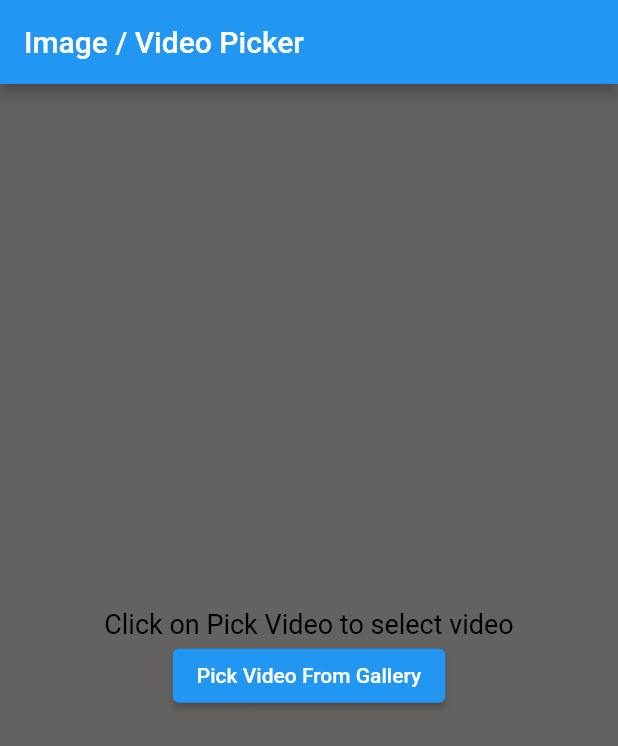
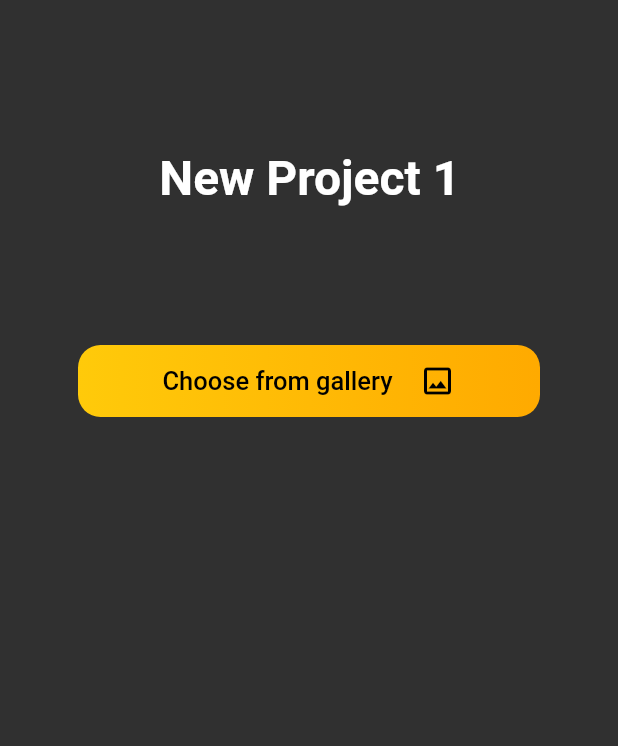
Before and after one commit to d-khomenko/slow_motion, a Flutter app: the screen it shows after launch, on a phone screen of 412 x 824 dp. Shown: the top 746 px of the screen. Run offline on Flutter 3.47's test engine with Material 2 defaults, Android fonts, the light colour scheme and no system bars; our stand-ins replace fl_chart, image_picker, video_player; missing offline and left inert: helpers, video_editor.

Commit message:
refactor, change background

```diff
--- a/lib/main.dart
+++ b/lib/main.dart
@@ -18,7 +18,7 @@ class MyApp extends StatelessWidget {
           bodyText1: TextStyle(),
           bodyText2: TextStyle(),
         ).apply(
-          bodyColor: const Color(0xFF646161),
+          bodyColor: Color.fromARGB(255, 32, 25, 25),
           displayColor: Colors.white,
         ),
       ),
--- a/lib/video_editor/video_picker_page.dart
+++ b/lib/video_editor/video_picker_page.dart
@@ -2,10 +2,8 @@
 //PICKUP VIDEO SCREEN//
 //-------------------//
 import 'dart:io';
-
 import 'package:flutter/material.dart';
 import 'package:image_picker/image_picker.dart';
-
 import 'video_editor_page.dart';
 
 class VideoPickerPage extends StatefulWidget {
@@ -32,24 +30,34 @@ class _VideoPickerPageState extends State<VideoPickerPage> {
   @override
   Widget build(BuildContext context) {
     return Scaffold(
-      backgroundColor: const Color(0xFF646161),
-      appBar: AppBar(
-          backgroundColor: Colors.blue,
-          title: const Text("Image / Video Picker")),
+      //backgroundColor: const Color(0xFF646161),
       body: Center(
         child: Column(
-          mainAxisAlignment: MainAxisAlignment.center,
+          mainAxisAlignment: MainAxisAlignment.start,
           children: [
-            const Text(
-              "Click on Pick Video to select video",
-              style: TextStyle(
-                color: Colors.black,
-                fontSize: 18.0,
+            Padding(
+              padding: const EdgeInsets.only(top: 100, left: 66, right: 65),
+              child: const Text(
+                "New Project 1",
+                style: TextStyle(
+                  color: Colors.white,
+                  fontWeight: FontWeight.bold,
+                  fontSize: 32.0,
+                ),
               ),
             ),
-            ElevatedButton(
-              onPressed: _pickVideo,
-              child: const Text("Pick Video From Gallery"),
+            SizedBox(
+              height: 40,
+            ),
+            Padding(
+              padding: const EdgeInsets.all(44.0),
+              child: TextButton(
+                onPressed: _pickVideo,
+                child: _ChooseGalleryButtonWidget(),
+              ),
+            ),
+            SizedBox(
+              height: 16,
             ),
           ],
         ),
@@ -57,3 +65,46 @@ class _VideoPickerPageState extends State<VideoPickerPage> {
     );
   }
 }
+
+class _ChooseGalleryButtonWidget extends StatelessWidget {
+  const _ChooseGalleryButtonWidget({
+    Key? key,
+  }) : super(key: key);
+
+  @override
+  Widget build(BuildContext context) {
+    return Container(
+      height: 48.0,
+      child: Ink(
+        decoration: BoxDecoration(
+            gradient: LinearGradient(
+              colors: [
+                Color.fromARGB(255, 255, 202, 10),
+                Color.fromARGB(255, 255, 170, 0)
+              ],
+              begin: Alignment.centerLeft,
+              end: Alignment.centerRight,
+            ),
+            borderRadius: BorderRadius.circular(15.0)),
+        child: Container(
+          constraints: BoxConstraints(maxWidth: 900.0, minHeight: 50.0),
+          alignment: Alignment.center,
+          child: Row(
+            mainAxisAlignment: MainAxisAlignment.center,
+            children: [
+              Text(
+                "Choose from gallery",
+                textAlign: TextAlign.center,
+                style: TextStyle(color: Colors.black, fontSize: 17),
+              ),
+              SizedBox(
+                width: 18,
+              ),
+              Icon(Icons.image_outlined, color: Colors.black)
+            ],
+          ),
+        ),
+      ),
+    );
+  }
+}
--- a/pubspec.yaml
+++ b/pubspec.yaml
@@ -38,6 +38,8 @@ dependencies:
   video_player: ^2.4.7
   file_picker: ^5.1.0
   video_editor: ^1.4.3
+  #video_edit_factory: ^0.1.2
+  #video_trimmer: ^1.1.3
   image_picker: ^0.8.5+3
   helpers: ^1.1.4
   fl_chart: ^0.55.1
```
Also changed, not shown: lib/video_editor/custom_line_chart.dart (+8 -7 lines), lib/video_editor/video_editor_page.dart (+77 -16 lines).
